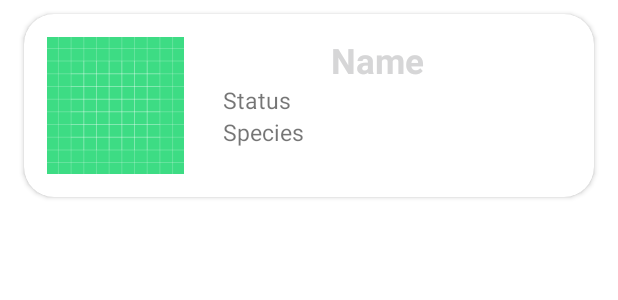
After one commit to damlayagmur/RickandMorty, an Android app: the layout list_character.xml on its own in the app's theme, with its tools: preview values and no code run, on a phone screen of 412 x 824 dp. The commit adds this screen. Shown: the top 300 px of the screen. Run offline under Robolectric (Android 15) with nearby library versions, the phone set to English and light mode, and no system bars.

Commit message:
add recyclerView

```diff
--- a/app/build.gradle
+++ b/app/build.gradle
@@ -40,6 +40,7 @@ ext{
     coroutine_version = "1.4.2"
     lifecycle_version = "2.2.0"
     navigation_version = "2.3.4"
+    ssp_sdp_version = "1.0.6"
 }
 
 dependencies {
@@ -68,4 +69,8 @@ dependencies {
     //Navigation
     implementation "androidx.navigation:navigation-fragment-ktx:$navigation_version"
     implementation "androidx.navigation:navigation-ui-ktx:$navigation_version"
+
+    //SSP-SDP
+    implementation "com.intuit.sdp:sdp-android:$ssp_sdp_version"
+    implementation "com.intuit.ssp:ssp-android:$ssp_sdp_version"
 }
--- /dev/null
+++ b/app/src/main/java/com/damlayagmur/rickandmorty/util/Extensions.kt
@@ -0,0 +1,6 @@
+package com.damlayagmur.rickandmorty.util
+
+import android.view.LayoutInflater
+import android.view.ViewGroup
+
+fun ViewGroup.layoutInflaterFactory(): LayoutInflater = LayoutInflater.from(context)
--- /dev/null
+++ b/app/src/main/res/layout/list_character.xml
@@ -0,0 +1,57 @@
+<?xml version="1.0" encoding="utf-8"?>
+<androidx.cardview.widget.CardView xmlns:android="http://schemas.android.com/apk/res/android"
+    xmlns:app="http://schemas.android.com/apk/res-auto"
+    android:layout_width="match_parent"
+    android:layout_height="wrap_content"
+    android:layout_marginLeft="8dp"
+    android:layout_marginRight="8dp"
+    app:cardCornerRadius="20dp"
+    app:cardUseCompatPadding="true">
+
+    <RelativeLayout
+        android:layout_width="match_parent"
+        android:layout_height="wrap_content"
+        android:padding="@dimen/_12sdp">
+
+        <ImageView
+            android:id="@+id/imageView_photo"
+            android:layout_width="@dimen/_70sdp"
+            android:layout_height="@dimen/_70sdp"
+            android:src="@drawable/ic_launcher_background" />
+
+        <TextView
+            android:id="@+id/textView_name"
+            android:layout_width="match_parent"
+            android:layout_height="wrap_content"
+            android:layout_marginStart="@dimen/_90sdp"
+            android:layout_marginEnd="@dimen/_20sdp"
+            android:gravity="center"
+            android:text="Name"
+            android:textColor="@color/gray"
+            android:textSize="@dimen/_18sdp"
+            android:textStyle="bold" />
+
+        <TextView
+            android:id="@+id/textView_status"
+            android:layout_width="match_parent"
+            android:layout_height="wrap_content"
+            android:layout_below="@id/textView_name"
+            android:layout_marginStart="@dimen/_90sdp"
+            android:layout_marginEnd="@dimen/_20sdp"
+            android:fontFamily="sans-serif"
+            android:text="Status "
+            android:textSize="@dimen/_12sdp" />
+
+        <TextView
+            android:id="@+id/textView_species"
+            android:layout_width="match_parent"
+            android:layout_height="wrap_content"
+            android:layout_below="@id/textView_status"
+            android:layout_marginStart="@dimen/_90sdp"
+            android:layout_marginEnd="@dimen/_20sdp"
+            android:fontFamily="sans-serif"
+            android:text="Species"
+            android:textSize="@dimen/_12sdp"></TextView>
+
+    </RelativeLayout>
+</androidx.cardview.widget.CardView>
```
Also changed, not shown: app/src/main/java/com/damlayagmur/rickandmorty/adapter/CharacterAdapter.kt (added, +43 -0 lines), app/src/main/java/com/damlayagmur/rickandmorty/ui/fragment/ListFragment.kt (+50 -0 lines), app/src/main/java/com/damlayagmur/rickandmorty/util/FragmentViewBindingDelegate.kt (added, +58 -0 lines), app/src/main/res/layout/fragment_list.xml (+5 -4 lines).
